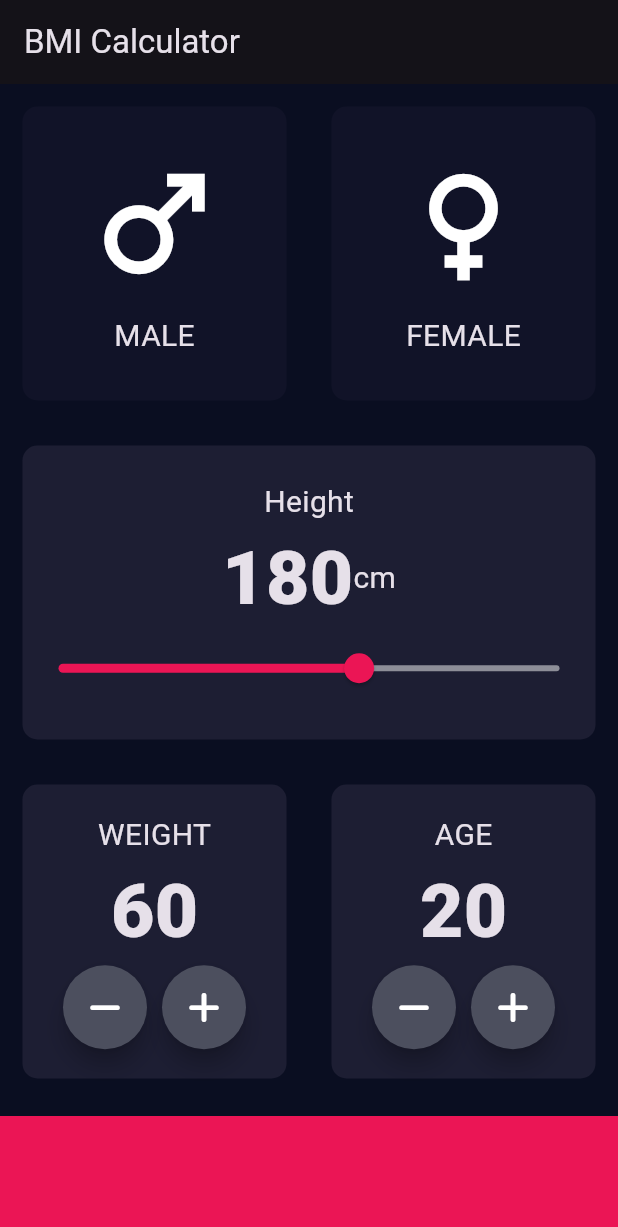
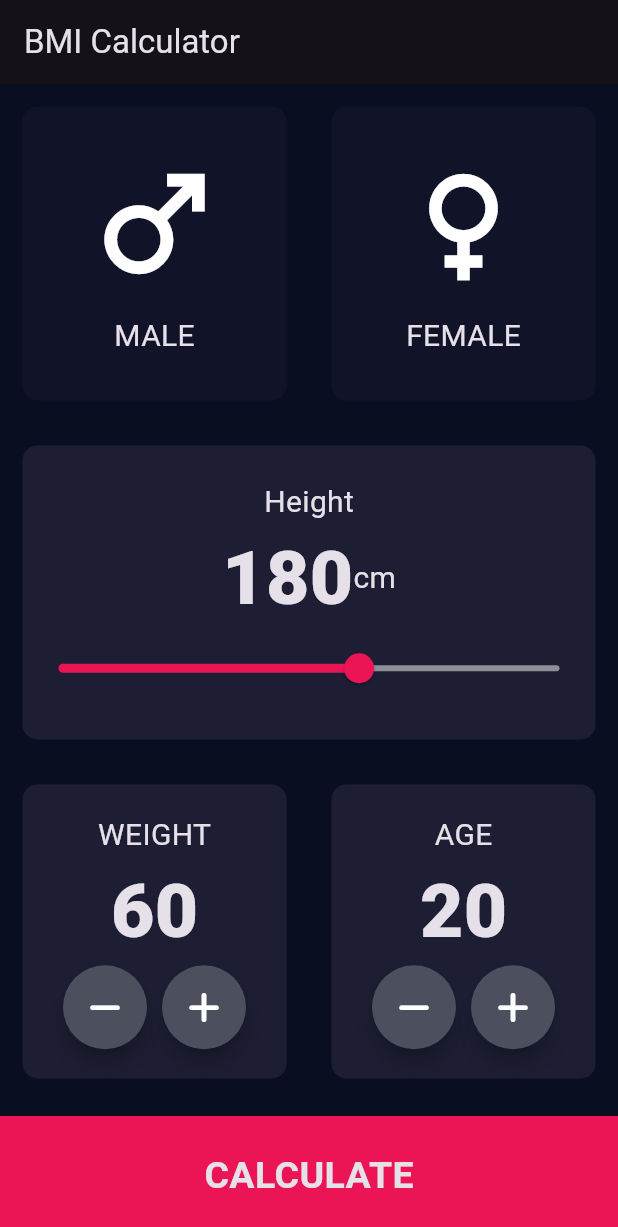
Before and after one commit to mabdula2004/BMI-App, a Flutter app: the screen it shows after launch, on a phone screen of 412 x 824 dp. Shown: the top 1227 px of the screen. Run offline on Flutter 3.47's test engine with Material 3 defaults, Android fonts, the phone set to English and light mode, and no system bars; our stand-ins replace font_awesome_flutter.

```diff
--- a/lib/ConstantFile.dart
+++ b/lib/ConstantFile.dart
@@ -11,3 +11,8 @@ const KNumberstyle=TextStyle(
 fontSize: 50.0,
 fontWeight: FontWeight.w900,
 );
+
+const KLargeButtonstyle=TextStyle(
+  fontSize: 25.0,
+  fontWeight: FontWeight.bold,
+);
--- a/lib/input_page.dart
+++ b/lib/input_page.dart
@@ -4,7 +4,7 @@ import 'package:flutter/material.dart';
 import 'package:font_awesome_flutter/font_awesome_flutter.dart';
 import 'columnWidget.dart';
 import 'RepeatContainer.dart';
-
+import 'ResultScreen.dart';
 
 
 enum Gender {
@@ -175,11 +175,21 @@ class _InputState extends State<Input> {
               ],
             ),
           ),
-          Container(
+          GestureDetector(
+            onTap: (){
+              Navigator.push(context, MaterialPageRoute(builder: (context)=>ResultScreen()));
+            },
+          child: Container(
+            child:const Center(
+            child: Text('CALCULATE',
+            style: KLargeButtonstyle
+             ),
+            ),
             color: Color(0xFFEB1555),
             margin: EdgeInsets.only(top:10.0),
             width: double.infinity,
             height: 80.0,
+          ),
           ),
         ],
       ),
```
Also changed, not shown: lib/ResultScreen.dart (added, +14 -0 lines).
